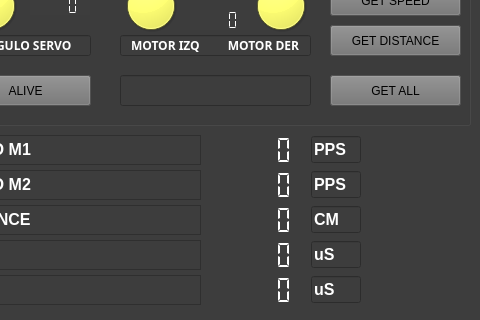
Old version of the form ProyectoAuto/mainwindow.ui in the repository Sebare846/ProyectoAuto; both pictures show x 380 to 860 and y 96 to 416 of the 860 by 675 pixel window.
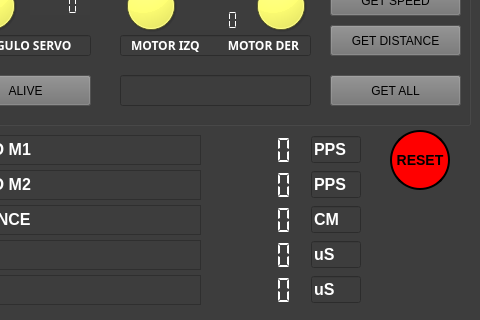
New version of the form.

Commit message: Interfaz de comunicacion 2.0

```diff
--- a/ProyectoAuto/mainwindow.ui
+++ b/ProyectoAuto/mainwindow.ui
@@ -946,6 +946,35 @@
      </property>
     </widget>
    </widget>
+   <widget class="QPushButton" name="pushButton_4">
+    <property name="geometry">
+     <rect>
+      <x>770</x>
+      <y>210</y>
+      <width>60</width>
+      <height>60</height>
+     </rect>
+    </property>
+    <property name="styleSheet">
+     <string notr="true">QPushButton#pushButton_4 {
+	color: rgb(0, 0, 0);
+	background-color: rgb(255, 0, 0);
+    border-style: outset;
+    border-width: 2px;
+    border-radius: 30px;
+	border-color: rgb(0, 0, 0);
+    font: bold 14px;
+
+}
+QPushButton#pushButton_4:pressed {
+	background-color: rgb(166, 0, 0);
+    border-style: inset;
+}</string>
+    </property>
+    <property name="text">
+     <string>RESET</string>
+    </property>
+   </widget>
   </widget>
   <widget class="QMenuBar" name="menubar">
    <property name="geometry">
```
The commit also changes 3 other files.
